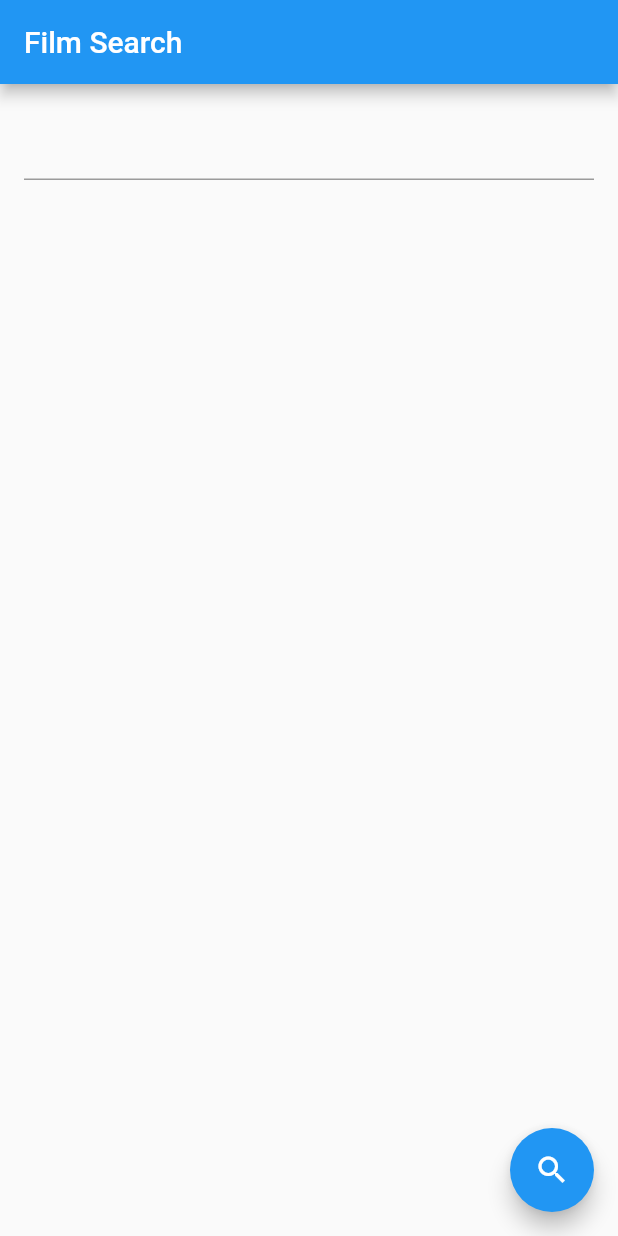
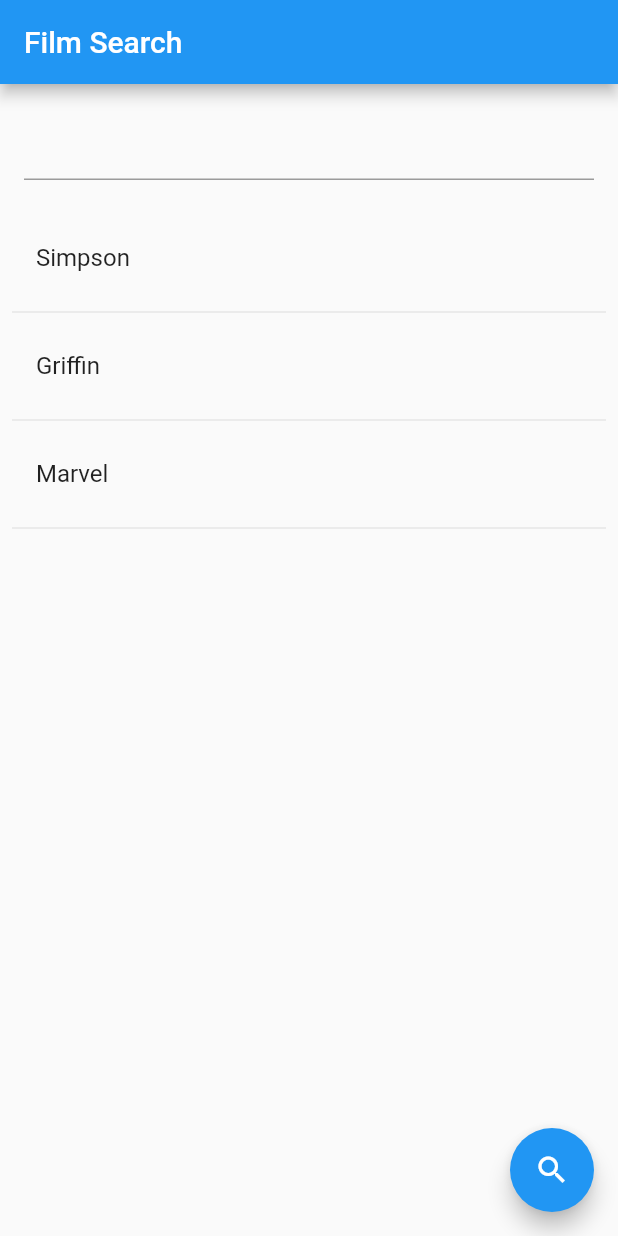
Before and after one commit to lassjr/search-film, a Flutter app: the screen it shows after launch, on a phone screen of 412 x 824 dp. Run offline on Flutter 3.47's test engine with Material 2 defaults, Android fonts, the phone set to English and light mode, and no system bars.

Commit message:
search movies with the title part 1

```diff
--- a/lib/main.dart
+++ b/lib/main.dart
@@ -24,6 +24,7 @@ class MyCustomForm extends StatefulWidget {
 
 class _MyCustomFormState extends State<MyCustomForm> {
   final myController = TextEditingController();
+  final _titles = <String>['Simpson', 'Griffin', 'Marvel'];
 
   void dispose() {
     myController.dispose();
@@ -42,17 +43,42 @@ class _MyCustomFormState extends State<MyCustomForm> {
     }
   }
 
+  Widget _buildRow(String movieTitle) {
+    return ListTile(
+      title: Text(movieTitle),
+    );
+  }
+
+  List<Widget> _buildListViewChildren() {
+    final listWidget = <Widget>[];
+    _titles.forEach((element) {
+      listWidget.add(_buildRow(element));
+      listWidget.add(Divider());
+    });
+    return listWidget;
+  }
+
   Widget build(BuildContext context) {
     return Scaffold(
       appBar: AppBar(
         title: Text('Film Search'),
       ),
-      body: Padding(
-        padding: const EdgeInsets.all(16.0),
-        child: TextField(
-          onEditingComplete: searchFilm,
-          controller: myController,
-        ),
+      body: Column(
+        children: [
+          Padding(
+            padding: const EdgeInsets.all(16.0),
+            child: TextField(
+              onEditingComplete: searchFilm,
+              controller: myController,
+            ),
+          ),
+          Flexible(
+            child: ListView(
+              padding: const EdgeInsets.all(8.0),
+              children: _buildListViewChildren(),
+            ),
+          ),
+        ],
       ),
       floatingActionButton: FloatingActionButton(
         onPressed: searchFilm,
```
